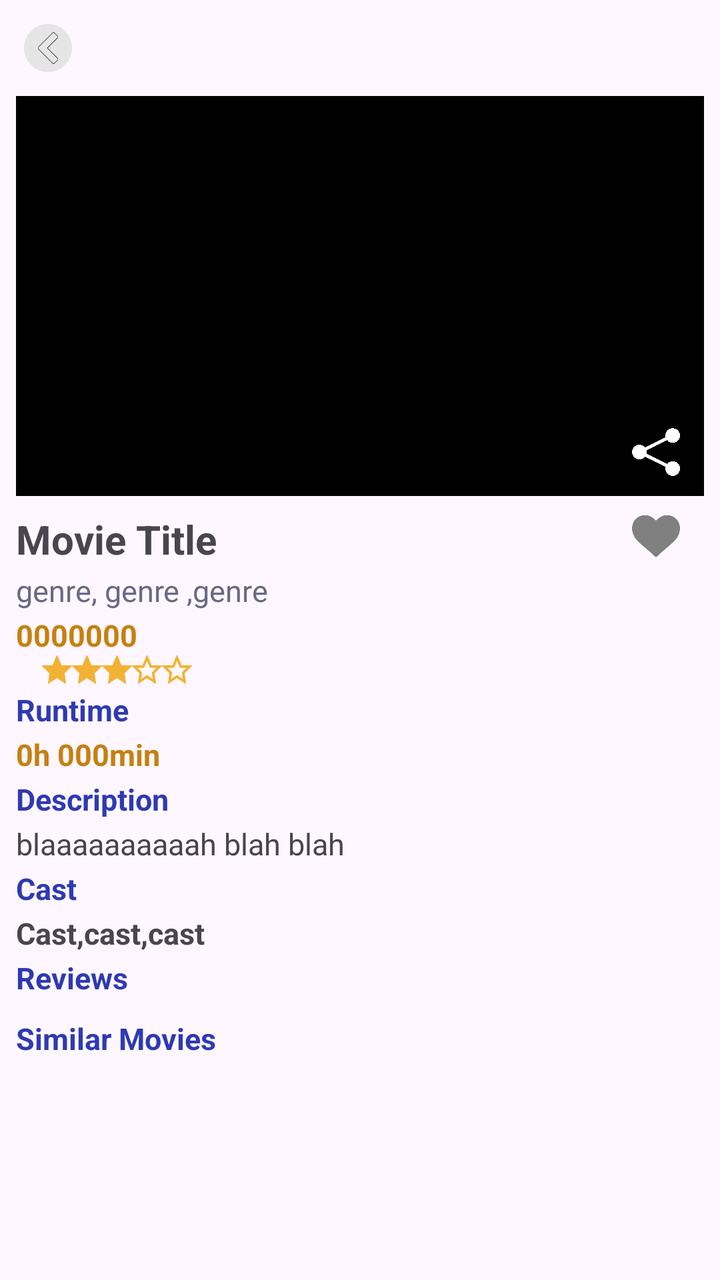
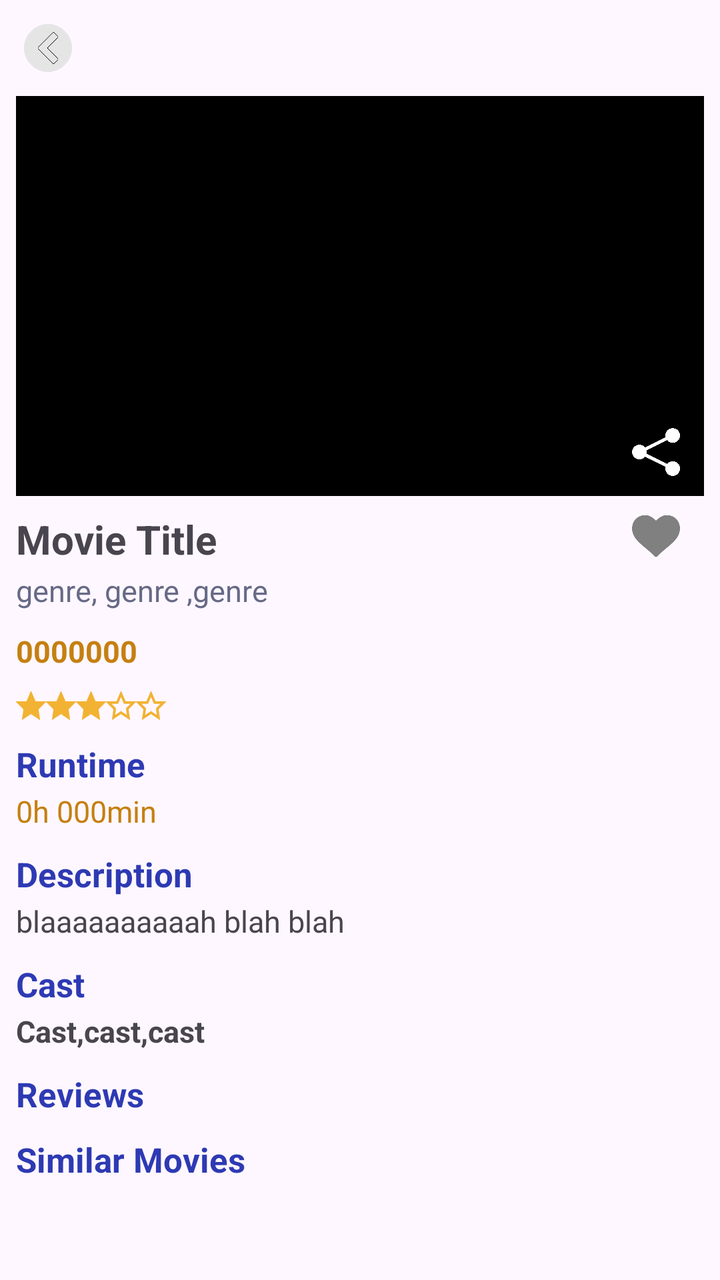

Before-and-after screenshots of an Android layout around one commit, followed by the original layout XML and the change that was made.
<!-- AndroidManifest.xml: application theme Theme.MoviesApp -->
<!-- res/layout/details_layout.xml -->
<?xml version="1.0" encoding="utf-8"?>
<androidx.core.widget.NestedScrollView
    xmlns:android="http://schemas.android.com/apk/res/android"
    android:layout_width="match_parent"
    android:layout_height="match_parent"
    xmlns:app="http://schemas.android.com/apk/res-auto">

    <androidx.constraintlayout.widget.ConstraintLayout
        android:layout_width="match_parent"
        android:layout_height="wrap_content"
        android:paddingBottom="24dp">
        <ImageView
            android:id="@+id/backButton"
            android:layout_width="32dp"
            android:layout_height="32dp"
            android:layout_marginStart="8dp"
            android:layout_marginTop="8dp"
            android:background="@android:color/transparent"
            android:padding="4dp"
            android:src="@drawable/back"
            android:contentDescription="Back"

            app:layout_constraintTop_toTopOf="parent"
            app:layout_constraintStart_toStartOf="parent" />
        <ImageView
            android:id="@+id/moviePoster"
            android:layout_width="match_parent"
            android:layout_height="200dp"
            android:layout_margin="8dp"
            android:background="@color/black"
            android:scaleType="centerCrop"
            app:layout_constraintTop_toBottomOf="@id/backButton"
            app:layout_constraintStart_toStartOf="parent" />


        <ImageView
            android:id="@+id/shareIcon"
            android:layout_width="24dp"
            android:layout_height="24dp"
            android:layout_marginEnd="20dp"
            android:layout_marginBottom="10dp"
            android:src="@drawable/share"
            app:layout_constraintBottom_toBottomOf="@id/moviePoster"
            app:layout_constraintEnd_toEndOf="parent" />
        <ImageView
            android:id="@+id/favoriteIcon"
            android:layout_width="24dp"
            android:layout_height="24dp"
            android:layout_marginEnd="20dp"
            android:layout_marginBottom="10dp"
            android:layout_marginTop="8dp"

            android:src="@drawable/ic_favorite_unselect"
            app:layout_constraintTop_toBottomOf="@id/moviePoster"
            app:layout_constraintEnd_toEndOf="parent" />
        <TextView
            android:id="@+id/movieTitle"
            android:layout_width="0dp"
            android:layout_height="wrap_content"
            android:layout_marginStart="8dp"
            android:layout_marginTop="8dp"
            android:layout_marginBottom="40dp"
            android:text="Movie Title"
            android:textSize="20sp"
            android:textStyle="bold"
            app:layout_constraintTop_toBottomOf="@id/moviePoster"
            app:layout_constraintStart_toStartOf="parent" />
        <TextView
            android:id="@+id/movieGenre"
            android:layout_width="0dp"
            android:layout_height="wrap_content"
            android:layout_marginStart="8dp"
            android:layout_marginTop="2dp"
            android:layout_marginBottom="40dp"
            android:textSize="15sp"
            android:text="genre, genre ,genre"
            android:textColor="@color/gray"
            app:layout_constraintTop_toBottomOf="@id/movieTitle"
            app:layout_constraintStart_toStartOf="parent" />
        <TextView
            android:id="@+id/releaseDate"
            android:layout_width="0dp"
            android:layout_height="wrap_content"
            android:layout_marginStart="8dp"
            android:layout_marginTop="2dp"
            android:layout_marginBottom="40dp"
            android:textColor="@color/gold"
            android:textStyle="bold"
            android:textSize="15sp"
            android:text="0000000"
            app:layout_constraintTop_toBottomOf="@id/movieGenre"
            app:layout_constraintStart_toStartOf="parent" />














        <LinearLayout
            android:id="@+id/movieRating"
            android:orientation="horizontal"
            android:layout_width="wrap_content"
            android:layout_height="wrap_content"
            android:layout_marginStart="13dp"
            android:layout_marginBottom="13dp"
            app:layout_constraintStart_toStartOf="@id/releaseDate"
            app:layout_constraintTop_toBottomOf="@id/releaseDate" >

        <ImageView android:id="@+id/star1" android:layout_width="15dp" android:layout_height="15dp" android:src="@drawable/star_full"/>
        <ImageView android:id="@+id/star2" android:layout_width="15dp" android:layout_height="15dp" android:src="@drawable/star_full"/>
        <ImageView android:id="@+id/star3" android:layout_width="15dp" android:layout_height="15dp" android:src="@drawable/star_full"/>
        <ImageView android:id="@+id/star4" android:layout_width="15dp" android:layout_height="15dp" android:src="@drawable/star_empty"/>
        <ImageView android:id="@+id/star5" android:layout_width="15dp" android:layout_height="15dp" android:src="@drawable/star_empty"/>
    </LinearLayout>


        <TextView
            android:id="@+id/runtime"
            android:layout_width="0dp"
            android:layout_height="wrap_content"
            android:layout_marginStart="8dp"
            android:layout_marginTop="2dp"
            android:layout_marginBottom="40dp"
            android:textSize="15sp"
            android:text="Runtime"
            android:textColor="@color/blue"
            android:textStyle="bold"
            app:layout_constraintStart_toStartOf="parent"
            app:layout_constraintTop_toBottomOf="@id/movieRating"

            />
                <TextView
                    android:id="@+id/movieRuntime"
                    android:layout_width="0dp"
                    android:layout_height="wrap_content"
                    android:layout_marginStart="8dp"
                    android:layout_marginTop="2dp"
                    android:layout_marginBottom="40dp"
                    android:textSize="15sp"
                    android:textColor="@color/gold"
                    android:textStyle="bold"
                    android:text="0h 000min"
                    app:layout_constraintTop_toBottomOf="@id/runtime"
                    app:layout_constraintStart_toStartOf="parent" />
                <TextView
                    android:id="@+id/description"
                    android:layout_width="0dp"
                    android:layout_height="wrap_content"
                    android:layout_marginStart="8dp"
                    android:layout_marginTop="2dp"
                    android:layout_marginBottom="40dp"
                    android:textSize="15sp"
                    android:text="Description"
                    android:textColor="@color/blue"

                    android:textStyle="bold"
                    app:layout_constraintTop_toBottomOf="@id/movieRuntime"
                    app:layout_constraintStart_toStartOf="parent" />
                <TextView
                    android:id="@+id/movieDescription"
                    android:layout_width="0dp"
                    android:layout_height="wrap_content"
                    android:layout_marginStart="8dp"
                    android:layout_marginTop="2dp"
                    android:layout_marginBottom="40dp"
                    android:textSize="15sp"
                    android:text="blaaaaaaaaaah blah blah"
                    app:layout_constraintTop_toBottomOf="@id/description"
                    app:layout_constraintStart_toStartOf="parent" />
                <TextView
                    android:id="@+id/cast"
                    android:layout_width="0dp"
                    android:layout_height="wrap_content"
                    android:layout_marginStart="8dp"
                    android:layout_marginTop="2dp"
                    android:layout_marginBottom="40dp"
                    android:textSize="15sp"
                    android:text="Cast"
                    android:textColor="@color/blue"

                    android:textStyle="bold"
                    app:layout_constraintTop_toBottomOf="@id/movieDescription"
                    app:layout_constraintStart_toStartOf="parent" />
                <TextView
                    android:id="@+id/movieCast"
                    android:layout_width="0dp"
                    android:layout_height="wrap_content"
                    android:layout_marginStart="8dp"
                    android:layout_marginTop="2dp"
                    android:layout_marginBottom="40dp"
                    android:textSize="15sp"
                    android:text="Cast,cast,cast"
                    android:textStyle="bold"
                    app:layout_constraintTop_toBottomOf="@id/cast"
                    app:layout_constraintStart_toStartOf="parent" />
                <TextView
                    android:id="@+id/reviews"
                    android:layout_width="0dp"
                    android:layout_height="wrap_content"
                    android:layout_marginStart="8dp"
                    android:layout_marginTop="2dp"
                    android:layout_marginBottom="40dp"
                    android:textSize="15sp"
                    android:text="Reviews"
                    android:textColor="@color/blue"

                    android:textStyle="bold"
                    app:layout_constraintTop_toBottomOf="@id/movieCast"
                    app:layout_constraintStart_toStartOf="parent" />

                <LinearLayout
                    android:id="@+id/reviewsContainer"
                    android:layout_width="0dp"
                    android:layout_height="wrap_content"
                    android:layout_marginStart="12dp"
                    android:layout_marginTop="8dp"
                    android:layout_marginEnd="12dp"
                    android:orientation="vertical"
                    app:layout_constraintTop_toBottomOf="@id/reviews"
                    app:layout_constraintStart_toStartOf="parent"
                    app:layout_constraintEnd_toEndOf="parent" />

        <TextView
            android:id="@+id/similarMovies"
            android:layout_width="0dp"
            android:layout_height="wrap_content"
            android:layout_marginStart="8dp"
            android:layout_marginTop="2dp"
            android:layout_marginBottom="40dp"
            android:textSize="15sp"
            android:text="Similar Movies"
            android:textColor="@color/blue"
            android:textStyle="bold"
            app:layout_constraintTop_toBottomOf="@id/reviewsContainer"
            app:layout_constraintStart_toStartOf="parent" />

        <androidx.recyclerview.widget.RecyclerView
            android:id="@+id/similarMoviesRecyclerView"
            android:layout_width="0dp"
            android:layout_height="wrap_content"
            android:layout_marginStart="12dp"
            android:layout_marginTop="8dp"
            android:layout_marginEnd="12dp"
            android:layout_marginBottom="150dp"
            android:nestedScrollingEnabled="false"
            android:orientation="horizontal"
            app:layout_constraintTop_toBottomOf="@id/similarMovies"
            app:layout_constraintStart_toStartOf="parent"
            app:layout_constraintEnd_toEndOf="parent"
            app:layout_constraintBottom_toBottomOf="parent" />

    
    <ProgressBar
        android:id="@+id/progress_bar"
        android:layout_width="wrap_content"
        android:layout_height="wrap_content"
        android:visibility="gone"
        app:layout_constraintTop_toTopOf="parent"
        app:layout_constraintBottom_toBottomOf="parent"
        app:layout_constraintStart_toStartOf="parent"
        app:layout_constraintEnd_toEndOf="parent"/>

    </androidx.constraintlayout.widget.ConstraintLayout>
</androidx.core.widget.NestedScrollView>
<!-- resources referenced by this layout -->
<resources>
  <color name="black">#FF000000</color>
  <color name="blue">#2E3AB3</color>
  <color name="gold">#C58011</color>
  <color name="gray">#676A85</color>
  <!-- drawable back: png bitmap (drawable, 17965 bytes) -->
  <!-- drawable ic_favorite_unselect: png bitmap (drawable, 4915 bytes) -->
  <!-- drawable share: png bitmap (drawable, 11882 bytes) -->
  <!-- drawable star_empty (drawable) -->
  <vector xmlns:android="http://schemas.android.com/apk/res/android"
      android:width="24dp"
      android:height="24dp"
      android:viewportWidth="24"
      android:viewportHeight="24">
      <path
          android:fillColor="@android:color/transparent"
          android:strokeColor="@color/orangish"
          android:strokeWidth="2"
          android:pathData="M12,2 L15,9 H22 L17,14 L18,21 L12,17 L6,21 L7,14 L2,9 H9 Z"/>
  </vector>
  <!-- drawable star_full (drawable) -->
  <vector xmlns:android="http://schemas.android.com/apk/res/android"
      android:width="24dp"
      android:height="24dp"
      android:viewportWidth="24"
      android:viewportHeight="24">
      <path
          android:fillColor="@color/orangish"
          android:strokeColor="@color/orangish"
          android:strokeWidth="2"
          android:pathData="M12,2 L15,9 H22 L17,14 L18,21 L12,17 L6,21 L7,14 L2,9 H9 Z"/>
  </vector>
  <style name="Theme.MoviesApp" parent="Base.Theme.MoviesApp" />
  <color name="orangish">#F2B233</color>
  <style name="Base.Theme.MoviesApp" parent="Theme.Material3.DayNight.NoActionBar">
          
          
  
          
          <item name="android:statusBarColor">@android:color/transparent</item>
          <item name="android:windowLightStatusBar">true</item>
      </style>
</resources>

<!-- the commit's change to res/layout/details_layout.xml (unified diff, before → after) -->
@@ -1,9 +1,9 @@
 <?xml version="1.0" encoding="utf-8"?>
 <androidx.core.widget.NestedScrollView
     xmlns:android="http://schemas.android.com/apk/res/android"
+    xmlns:app="http://schemas.android.com/apk/res-auto"
     android:layout_width="match_parent"
-    android:layout_height="match_parent"
-    xmlns:app="http://schemas.android.com/apk/res-auto">
+    android:layout_height="match_parent">
 
     <androidx.constraintlayout.widget.ConstraintLayout
         android:layout_width="match_parent"
@@ -19,7 +19,6 @@
             android:padding="4dp"
             android:src="@drawable/back"
             android:contentDescription="Back"
-
             app:layout_constraintTop_toTopOf="parent"
             app:layout_constraintStart_toStartOf="parent" />
         <ImageView
@@ -31,7 +30,6 @@
             android:scaleType="centerCrop"
             app:layout_constraintTop_toBottomOf="@id/backButton"
             app:layout_constraintStart_toStartOf="parent" />
-
 
         <ImageView
             android:id="@+id/shareIcon"
@@ -49,10 +47,10 @@
             android:layout_marginEnd="20dp"
             android:layout_marginBottom="10dp"
             android:layout_marginTop="8dp"
-
             android:src="@drawable/ic_favorite_unselect"
             app:layout_constraintTop_toBottomOf="@id/moviePoster"
             app:layout_constraintEnd_toEndOf="parent" />
+
         <TextView
             android:id="@+id/movieTitle"
             android:layout_width="0dp"
@@ -82,7 +80,7 @@
             android:layout_width="0dp"
             android:layout_height="wrap_content"
             android:layout_marginStart="8dp"
-            android:layout_marginTop="2dp"
+            android:layout_marginTop="10dp"
             android:layout_marginBottom="40dp"
             android:textColor="@color/gold"
             android:textStyle="bold"
@@ -90,36 +88,23 @@
             android:text="0000000"
             app:layout_constraintTop_toBottomOf="@id/movieGenre"
             app:layout_constraintStart_toStartOf="parent" />
-
-
-
-
-
-
-
-
-
-
-
-
-
 
         <LinearLayout
             android:id="@+id/movieRating"
             android:orientation="horizontal"
             android:layout_width="wrap_content"
             android:layout_height="wrap_content"
-            android:layout_marginStart="13dp"
             android:layout_marginBottom="13dp"
+            android:layout_marginTop="10dp"
             app:layout_constraintStart_toStartOf="@id/releaseDate"
             app:layout_constraintTop_toBottomOf="@id/releaseDate" >
 
-        <ImageView android:id="@+id/star1" android:layout_width="15dp" android:layout_height="15dp" android:src="@drawable/star_full"/>
-        <ImageView android:id="@+id/star2" android:layout_width="15dp" android:layout_height="15dp" android:src="@drawable/star_full"/>
-        <ImageView android:id="@+id/star3" android:layout_width="15dp" android:layout_height="15dp" android:src="@drawable/star_full"/>
-        <ImageView android:id="@+id/star4" android:layout_width="15dp" android:layout_height="15dp" android:src="@drawable/star_empty"/>
-        <ImageView android:id="@+id/star5" android:layout_width="15dp" android:layout_height="15dp" android:src="@drawable/star_empty"/>
-    </LinearLayout>
+            <ImageView android:id="@+id/star1" android:layout_width="15dp" android:layout_height="15dp" android:src="@drawable/star_full"/>
+            <ImageView android:id="@+id/star2" android:layout_width="15dp" android:layout_height="15dp" android:src="@drawable/star_full"/>
+            <ImageView android:id="@+id/star3" android:layout_width="15dp" android:layout_height="15dp" android:src="@drawable/star_full"/>
+            <ImageView android:id="@+id/star4" android:layout_width="15dp" android:layout_height="15dp" android:src="@drawable/star_empty"/>
+            <ImageView android:id="@+id/star5" android:layout_width="15dp" android:layout_height="15dp" android:src="@drawable/star_empty"/>
+        </LinearLayout>
 
 
         <TextView
@@ -127,146 +112,142 @@
             android:layout_width="0dp"
             android:layout_height="wrap_content"
             android:layout_marginStart="8dp"
-            android:layout_marginTop="2dp"
-            android:layout_marginBottom="40dp"
-            android:textSize="15sp"
+            android:layout_marginTop="10dp"
+            android:layout_marginBottom="40dp"
+            android:textSize="17sp"
             android:text="Runtime"
             android:textColor="@color/blue"
             android:textStyle="bold"
             app:layout_constraintStart_toStartOf="parent"
-            app:layout_constraintTop_toBottomOf="@id/movieRating"
-
-            />
-                <TextView
-                    android:id="@+id/movieRuntime"
-                    android:layout_width="0dp"
-                    android:layout_height="wrap_content"
-                    android:layout_marginStart="8dp"
-                    android:layout_marginTop="2dp"
-                    android:layout_marginBottom="40dp"
-                    android:textSize="15sp"
-                    android:textColor="@color/gold"
-                    android:textStyle="bold"
-                    android:text="0h 000min"
-                    app:layout_constraintTop_toBottomOf="@id/runtime"
-                    app:layout_constraintStart_toStartOf="parent" />
-                <TextView
-                    android:id="@+id/description"
-                    android:layout_width="0dp"
-                    android:layout_height="wrap_content"
-                    android:layout_marginStart="8dp"
-                    android:layout_marginTop="2dp"
-                    android:layout_marginBottom="40dp"
-                    android:textSize="15sp"
-                    android:text="Description"
-                    android:textColor="@color/blue"
-
-                    android:textStyle="bold"
-                    app:layout_constraintTop_toBottomOf="@id/movieRuntime"
-                    app:layout_constraintStart_toStartOf="parent" />
-                <TextView
-                    android:id="@+id/movieDescription"
-                    android:layout_width="0dp"
-                    android:layout_height="wrap_content"
-                    android:layout_marginStart="8dp"
-                    android:layout_marginTop="2dp"
-                    android:layout_marginBottom="40dp"
-                    android:textSize="15sp"
-                    android:text="blaaaaaaaaaah blah blah"
-                    app:layout_constraintTop_toBottomOf="@id/description"
-                    app:layout_constraintStart_toStartOf="parent" />
-                <TextView
-                    android:id="@+id/cast"
-                    android:layout_width="0dp"
-                    android:layout_height="wrap_content"
-                    android:layout_marginStart="8dp"
-                    android:layout_marginTop="2dp"
-                    android:layout_marginBottom="40dp"
-                    android:textSize="15sp"
-                    android:text="Cast"
-                    android:textColor="@color/blue"
-
-                    android:textStyle="bold"
-                    app:layout_constraintTop_toBottomOf="@id/movieDescription"
-                    app:layout_constraintStart_toStartOf="parent" />
-                <TextView
-                    android:id="@+id/movieCast"
-                    android:layout_width="0dp"
-                    android:layout_height="wrap_content"
-                    android:layout_marginStart="8dp"
-                    android:layout_marginTop="2dp"
-                    android:layout_marginBottom="40dp"
-                    android:textSize="15sp"
-                    android:text="Cast,cast,cast"
-                    android:textStyle="bold"
-                    app:layout_constraintTop_toBottomOf="@id/cast"
-                    app:layout_constraintStart_toStartOf="parent" />
-                <TextView
-                    android:id="@+id/reviews"
-                    android:layout_width="0dp"
-                    android:layout_height="wrap_content"
-                    android:layout_marginStart="8dp"
-                    android:layout_marginTop="2dp"
-                    android:layout_marginBottom="40dp"
-                    android:textSize="15sp"
-                    android:text="Reviews"
-                    android:textColor="@color/blue"
-
-                    android:textStyle="bold"
-                    app:layout_constraintTop_toBottomOf="@id/movieCast"
-                    app:layout_constraintStart_toStartOf="parent" />
-
-                <LinearLayout
-                    android:id="@+id/reviewsContainer"
-                    android:layout_width="0dp"
-                    android:layout_height="wrap_content"
-                    android:layout_marginStart="12dp"
-                    android:layout_marginTop="8dp"
-                    android:layout_marginEnd="12dp"
-                    android:orientation="vertical"
-                    app:layout_constraintTop_toBottomOf="@id/reviews"
-                    app:layout_constraintStart_toStartOf="parent"
-                    app:layout_constraintEnd_toEndOf="parent" />
-
-        <TextView
-            android:id="@+id/similarMovies"
-            android:layout_width="0dp"
-            android:layout_height="wrap_content"
-            android:layout_marginStart="8dp"
-            android:layout_marginTop="2dp"
-            android:layout_marginBottom="40dp"
-            android:textSize="15sp"
-            android:text="Similar Movies"
-            android:textColor="@color/blue"
-            android:textStyle="bold"
-            app:layout_constraintTop_toBottomOf="@id/reviewsContainer"
-            app:layout_constraintStart_toStartOf="parent" />
-
-        <androidx.recyclerview.widget.RecyclerView
-            android:id="@+id/similarMoviesRecyclerView"
+            app:layout_constraintTop_toBottomOf="@id/movieRating" />
+        <TextView
+            android:id="@+id/movieRuntime"
+            android:layout_width="0dp"
+            android:layout_height="wrap_content"
+            android:layout_marginStart="8dp"
+            android:layout_marginTop="2dp"
+            android:layout_marginBottom="40dp"
+            android:textSize="15sp"
+            android:textColor="@color/gold"
+            android:text="0h 000min"
+            app:layout_constraintTop_toBottomOf="@id/runtime"
+            app:layout_constraintStart_toStartOf="parent" />
+        <TextView
+            android:id="@+id/description"
+            android:layout_width="0dp"
+            android:layout_height="wrap_content"
+            android:layout_marginStart="8dp"
+            android:layout_marginTop="10dp"
+            android:layout_marginBottom="40dp"
+            android:textSize="17sp"
+            android:text="Description"
+            android:textColor="@color/blue"
+            android:textStyle="bold"
+            app:layout_constraintTop_toBottomOf="@id/movieRuntime"
+            app:layout_constraintStart_toStartOf="parent" />
+        <TextView
+            android:id="@+id/movieDescription"
+            android:layout_width="0dp"
+            android:layout_height="wrap_content"
+            android:layout_marginStart="8dp"
+            android:layout_marginTop="2dp"
+            android:layout_marginBottom="40dp"
+            android:textSize="15sp"
+            android:text="blaaaaaaaaaah blah blah"
+            app:layout_constraintTop_toBottomOf="@id/description"
+            app:layout_constraintStart_toStartOf="parent" />
+        <TextView
+            android:id="@+id/cast"
+            android:layout_width="0dp"
+            android:layout_height="wrap_content"
+            android:layout_marginStart="8dp"
+            android:layout_marginTop="10dp"
+            android:layout_marginBottom="40dp"
+            android:textSize="17sp"
+            android:text="Cast"
+            android:textColor="@color/blue"
+
+            android:textStyle="bold"
+            app:layout_constraintTop_toBottomOf="@id/movieDescription"
+            app:layout_constraintStart_toStartOf="parent" />
+        <TextView
+            android:id="@+id/movieCast"
+            android:layout_width="0dp"
+            android:layout_height="wrap_content"
+            android:layout_marginStart="8dp"
+            android:layout_marginTop="2dp"
+            android:layout_marginBottom="40dp"
+            android:textSize="15sp"
+            android:text="Cast,cast,cast"
+            android:textStyle="bold"
+            app:layout_constraintTop_toBottomOf="@id/cast"
+            app:layout_constraintStart_toStartOf="parent" />
+        <TextView
+            android:id="@+id/reviews"
+            android:layout_width="0dp"
+            android:layout_height="wrap_content"
+            android:layout_marginStart="8dp"
+            android:layout_marginTop="10dp"
+            android:layout_marginBottom="40dp"
+            android:textSize="17sp"
+            android:text="Reviews"
+            android:textColor="@color/blue"
+
+            android:textStyle="bold"
+            app:layout_constraintTop_toBottomOf="@id/movieCast"
+            app:layout_constraintStart_toStartOf="parent" />
+
+        <LinearLayout
+            android:id="@+id/reviewsContainer"
             android:layout_width="0dp"
             android:layout_height="wrap_content"
             android:layout_marginStart="12dp"
             android:layout_marginTop="8dp"
             android:layout_marginEnd="12dp"
-            android:layout_marginBottom="150dp"
-            android:nestedScrollingEnabled="false"
-            android:orientation="horizontal"
-            app:layout_constraintTop_toBottomOf="@id/similarMovies"
+            android:orientation="vertical"
+            app:layout_constraintTop_toBottomOf="@id/reviews"
             app:layout_constraintStart_toStartOf="parent"
-            app:layout_constraintEnd_toEndOf="parent"
-            app:layout_constraintBottom_toBottomOf="parent" />
-
-    
-    <ProgressBar
-        android:id="@+id/progress_bar"
-        android:layout_width="wrap_content"
-        android:layout_height="wrap_content"
-        android:visibility="gone"
-        app:layout_constraintTop_toTopOf="parent"
-        app:layout_constraintBottom_toBottomOf="parent"
-        app:layout_constraintStart_toStartOf="parent"
-        app:layout_constraintEnd_toEndOf="parent"/>
+            app:layout_constraintEnd_toEndOf="parent" />
+
+            <TextView
+                android:id="@+id/similarMovies"
+                android:layout_width="0dp"
+                android:layout_height="wrap_content"
+                android:layout_marginStart="8dp"
+                android:layout_marginTop="2dp"
+                android:layout_marginBottom="40dp"
+                android:textSize="17sp"
+                android:text="Similar Movies"
+                android:textColor="@color/blue"
+                android:textStyle="bold"
+                app:layout_constraintTop_toBottomOf="@id/reviewsContainer"
+                app:layout_constraintStart_toStartOf="parent" />
+
+            <androidx.recyclerview.widget.RecyclerView
+                android:id="@+id/similarMoviesRecyclerView"
+                android:layout_width="0dp"
+                android:layout_height="wrap_content"
+                android:layout_marginStart="12dp"
+                android:layout_marginTop="8dp"
+                android:layout_marginEnd="12dp"
+                android:layout_marginBottom="150dp"
+                android:nestedScrollingEnabled="false"
+                android:orientation="horizontal"
+                app:layout_constraintTop_toBottomOf="@id/similarMovies"
+                app:layout_constraintStart_toStartOf="parent"
+                app:layout_constraintEnd_toEndOf="parent"
+                app:layout_constraintBottom_toBottomOf="parent" />
+
+        
+        <ProgressBar
+            android:id="@+id/progress_bar"
+            android:layout_width="wrap_content"
+            android:layout_height="wrap_content"
+            android:visibility="gone"
+            app:layout_constraintTop_toTopOf="parent"
+            app:layout_constraintBottom_toBottomOf="parent"
+            app:layout_constraintStart_toStartOf="parent"
+            app:layout_constraintEnd_toEndOf="parent"/>
 
     </androidx.constraintlayout.widget.ConstraintLayout>
 </androidx.core.widget.NestedScrollView>
